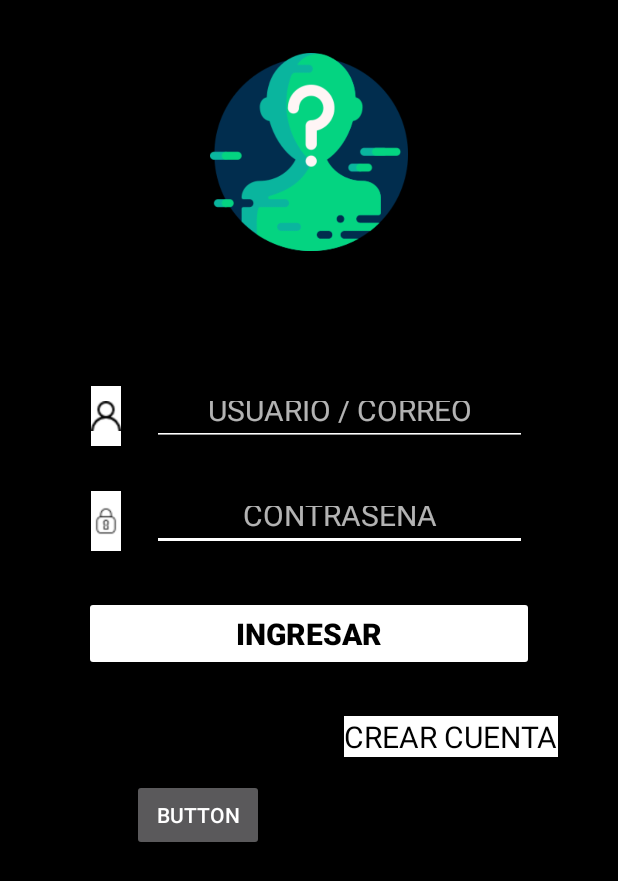
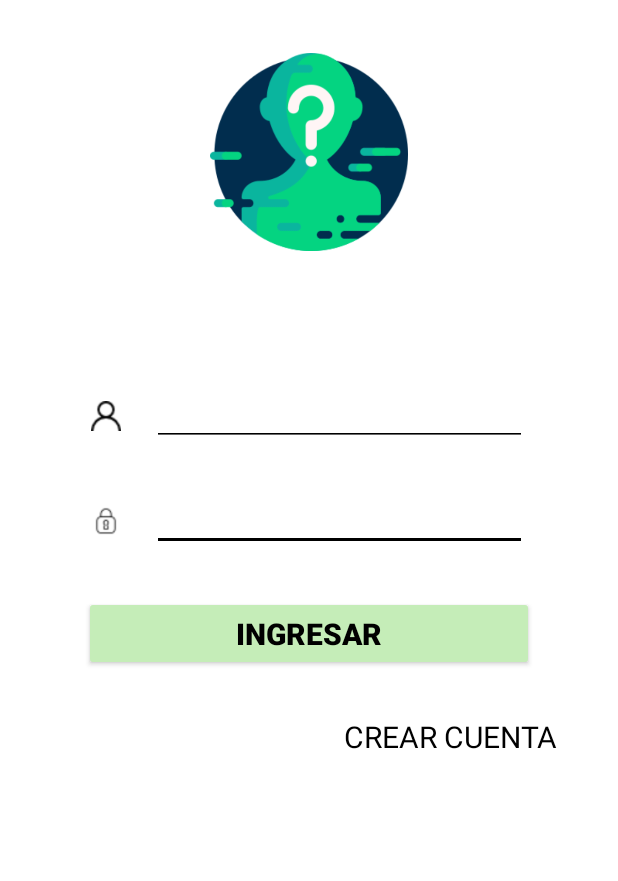
Before and after one commit to Israel8998/ConArt, an Android app: the screen it shows after launch (IniciarSesion), on a phone screen of 412 x 824 dp. Shown: the top 881 px of the screen. Run offline under Robolectric (Android 15) with nearby library versions, the phone set to English and light mode, and no system bars.

Commit message:
Cambiocolores1

```diff
--- a/app/src/main/res/layout/activity_iniciar_sesion.xml
+++ b/app/src/main/res/layout/activity_iniciar_sesion.xml
@@ -4,7 +4,7 @@
     xmlns:tools="http://schemas.android.com/tools"
     android:layout_width="match_parent"
     android:layout_height="match_parent"
-    android:background="@color/black"
+    android:background="@color/white"
     tools:context=".IniciarSesion">
 
     <Button
@@ -14,7 +14,7 @@
         android:layout_marginStart="40dp"
         android:layout_marginTop="30dp"
         android:layout_marginEnd="40dp"
-        android:backgroundTint="@color/white"
+        android:backgroundTint="#C5EDB8"
         android:text="Ingresar"
         android:textAlignment="center"
         android:textColor="@color/black"
@@ -30,7 +30,7 @@
         android:layout_height="40dp"
         android:layout_marginTop="30dp"
         android:layout_marginEnd="40dp"
-        android:backgroundTint="@color/white"
+        android:backgroundTint="@color/black"
         android:hint="CONTRASEÑA"
         android:inputType="textPassword"
         android:textAlignment="center"
@@ -46,7 +46,7 @@
         android:layout_height="40dp"
         android:layout_marginTop="90dp"
         android:layout_marginEnd="40dp"
-        android:backgroundTint="@color/white"
+        android:backgroundTint="@color/black"
         android:hint="USUARIO / CORREO"
         android:inputType="textPersonName"
         android:textAlignment="center"
@@ -106,14 +106,4 @@
         app:layout_constraintTop_toBottomOf="@+id/imageView"
         app:srcCompat="@drawable/usuario" />
 
-    <Button
-        android:id="@+id/button2"
-        android:layout_width="wrap_content"
-        android:layout_height="wrap_content"
-        android:layout_marginStart="32dp"
-        android:layout_marginTop="72dp"
-        android:text="Button"
-        app:layout_constraintStart_toStartOf="@+id/button"
-        app:layout_constraintTop_toBottomOf="@+id/button" />
-
 </androidx.constraintlayout.widget.ConstraintLayout>
```
